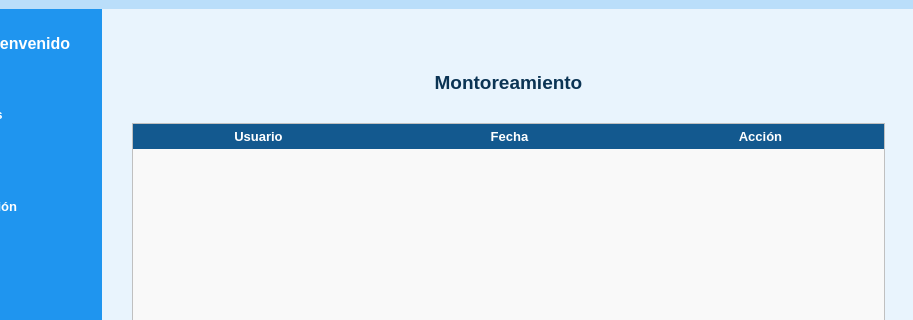
This is gui/UI/interface.ui in DeiviHerreraDiaz09/Student-Management-Project as Qt 5 draws it before an edit; both pictures show x 177 to 1090 and y 0 to 320 of the 1090 by 681 pixel window. The edited form follows.
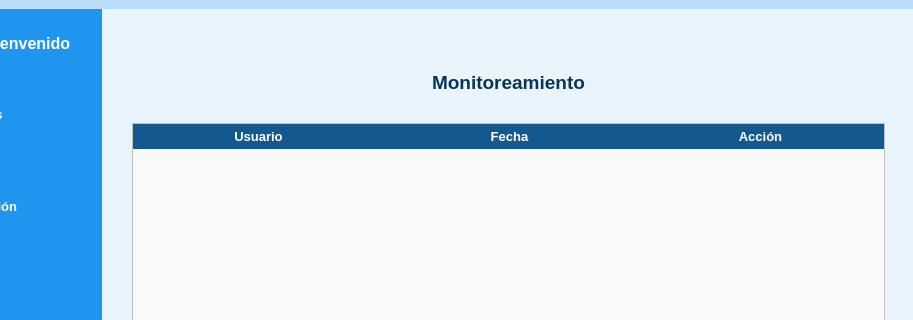
This is the edited form. The open tabs and pages were chosen to show the change. Icons and pictures are not drawn.

Commit message: FEAT: Add componet's configuration

What changed in the file:
```diff
--- a/gui/UI/interface.ui
+++ b/gui/UI/interface.ui
@@ -6640,7 +6640,7 @@
 color: rgb(11, 52, 84);</string>
                  </property>
                  <property name="text">
-                  <string>Montoreamiento</string>
+                  <string>Monitoreamiento</string>
                  </property>
                  <property name="alignment">
                   <set>Qt::AlignCenter</set>
```
Left out of the diff: 2 changed lines with no effect on the pictures. The commit also changes 1 other file.
